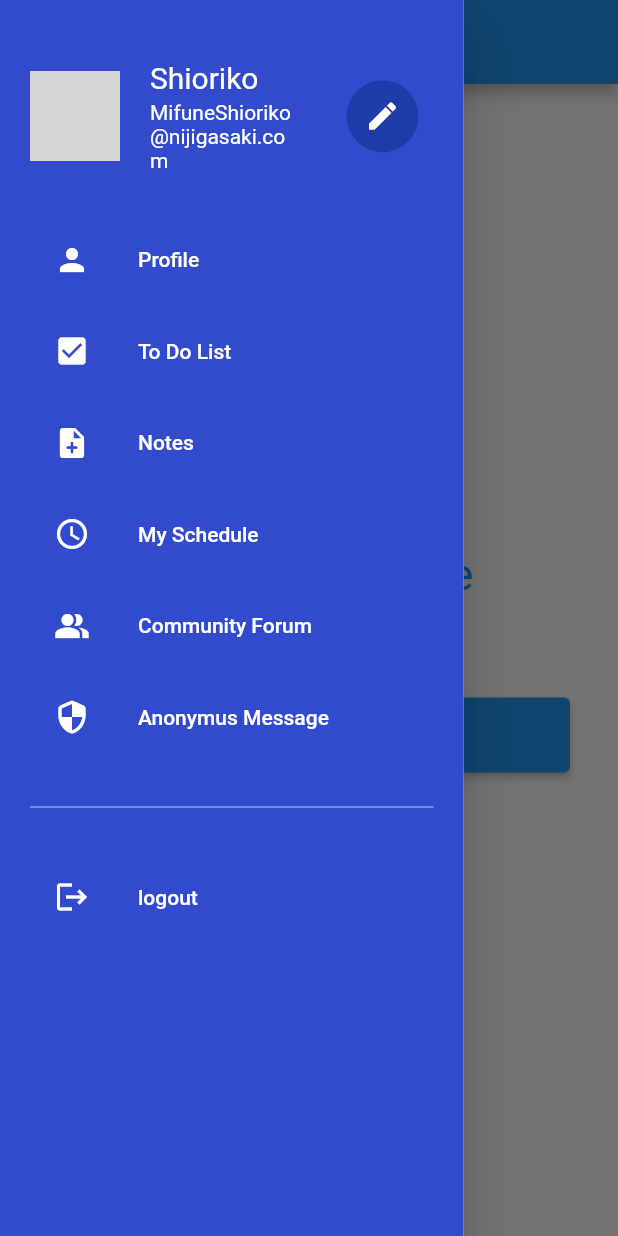
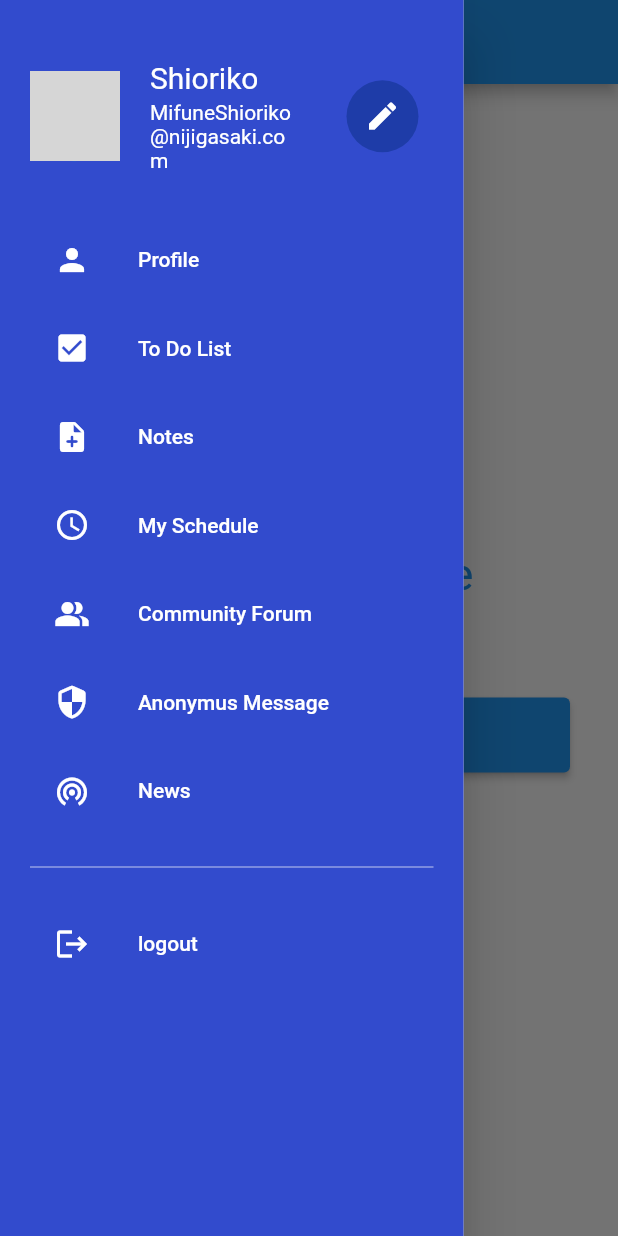
Before and after one commit to Proyek-Django-F02/uas-f02, a Flutter app: the screen it shows after launch, with the side drawer open, on a phone screen of 412 x 824 dp. Run offline on Flutter 3.47's test engine with Material 2 defaults, Android fonts, the phone set to English and light mode, and no system bars; network calls fail; grey boxes are pictures that could not be loaded.

Commit message:
fix issues

```diff
--- a/lib/main.dart
+++ b/lib/main.dart
@@ -14,7 +14,7 @@ Future main() async {
 }
 
 class MyApp extends StatelessWidget {
-  static final String title = 'Navigation Drawer';
+  static final String title = 'Be Productive';
 
   @override
   Widget build(BuildContext context) => MaterialApp(
@@ -34,7 +34,6 @@ class _MainPageState extends State<MainPage> {
   @override
   Widget build(BuildContext context) => Scaffold(
         drawer: NavigationDrawerWidget(),
-        // endDrawer: NavigationDrawerWidget(),
         appBar: AppBar(
           title: Text(MyApp.title),
         ),
--- a/lib/page/all.dart
+++ b/lib/page/all.dart
@@ -4,3 +4,4 @@ export 'notes_page.dart';
 export 'profile_page.dart';
 export 'schedule_page.dart';
 export 'to_do_page.dart';
+export 'news_page.dart';
--- a/lib/page/profile_page.dart
+++ b/lib/page/profile_page.dart
@@ -16,7 +16,7 @@ class ProfilePage extends StatelessWidget {
   Widget build(BuildContext context) => Scaffold(
         appBar: AppBar(
           backgroundColor: Colors.blue,
-          title: Text(name),
+          title: Text("Profile"),
           centerTitle: true,
         ),
         body: Column(
--- a/lib/widget/navigation_drawer_widget.dart
+++ b/lib/widget/navigation_drawer_widget.dart
@@ -40,44 +40,51 @@ class NavigationDrawerWidget extends StatelessWidget {
                         onClicked: () =>
                             selectedItem(context, 0, name, email, urlImage),
                       ),
-                      const SizedBox(height: 5),
+                      const SizedBox(height: 3),
                       buildMenuItem(
                         text: 'To Do List',
                         icon: Icons.check_box,
                         onClicked: () =>
                             selectedItem(context, 1, name, email, urlImage),
                       ),
-                      const SizedBox(height: 5),
+                      const SizedBox(height: 3),
                       buildMenuItem(
                         text: 'Notes',
                         icon: Icons.note_add_rounded,
                         onClicked: () =>
                             selectedItem(context, 2, name, email, urlImage),
                       ),
-                      const SizedBox(height: 5),
+                      const SizedBox(height: 3),
                       buildMenuItem(
                         text: 'My Schedule',
                         icon: Icons.schedule,
                         onClicked: () =>
                             selectedItem(context, 3, name, email, urlImage),
                       ),
-                      const SizedBox(height: 5),
+                      const SizedBox(height: 3),
                       buildMenuItem(
                         text: 'Community Forum',
                         icon: Icons.people_alt,
                         onClicked: () =>
                             selectedItem(context, 4, name, email, urlImage),
                       ),
-                      const SizedBox(height: 5),
+                      const SizedBox(height: 3),
                       buildMenuItem(
                         text: 'Anonymus Message',
                         icon: Icons.security_rounded,
                         onClicked: () =>
                             selectedItem(context, 5, name, email, urlImage),
                       ),
-                      const SizedBox(height: 24),
+                      const SizedBox(height: 3),
+                      buildMenuItem(
+                        text: 'News',
+                        icon: Icons.wifi_tethering_outlined,
+                        onClicked: () =>
+                            selectedItem(context, 6, name, email, urlImage),
+                      ),
+                      const SizedBox(height: 15),
                       Divider(color: Colors.white70),
-                      const SizedBox(height: 24),
+                      const SizedBox(height: 15),
                       buildMenuItem(
                         text: 'logout',
                         icon: Icons.logout,
@@ -210,6 +217,15 @@ class NavigationDrawerWidget extends StatelessWidget {
           ),
         ));
         break;
+      case 6:
+        Navigator.of(context).push(MaterialPageRoute(
+          builder: (context) => NewsPage(
+            name: name,
+            email: email,
+            urlImage: urlImage,
+          ),
+        ));
+        break;
     }
   }
 }
```
Also changed, not shown: lib/page/news_page.dart (added, +23 -0 lines).
